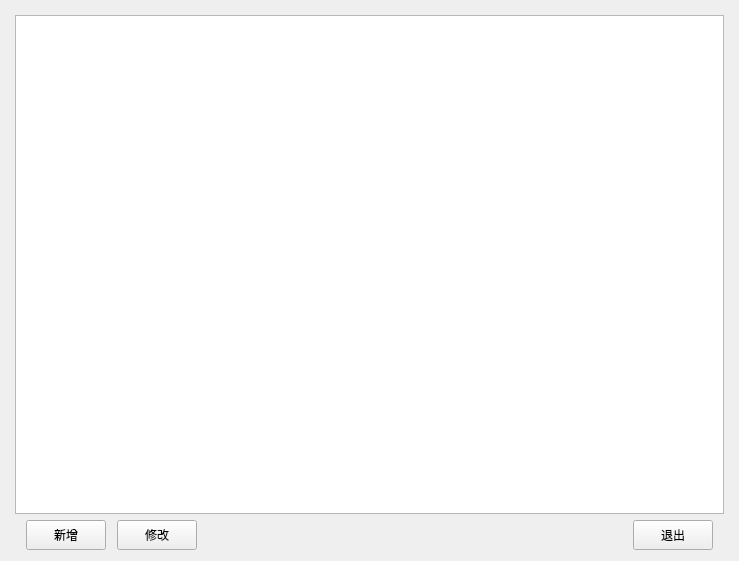
Qt form Qt/ERP/formcustommanage.ui (superp2017/NTERP) before a commit.
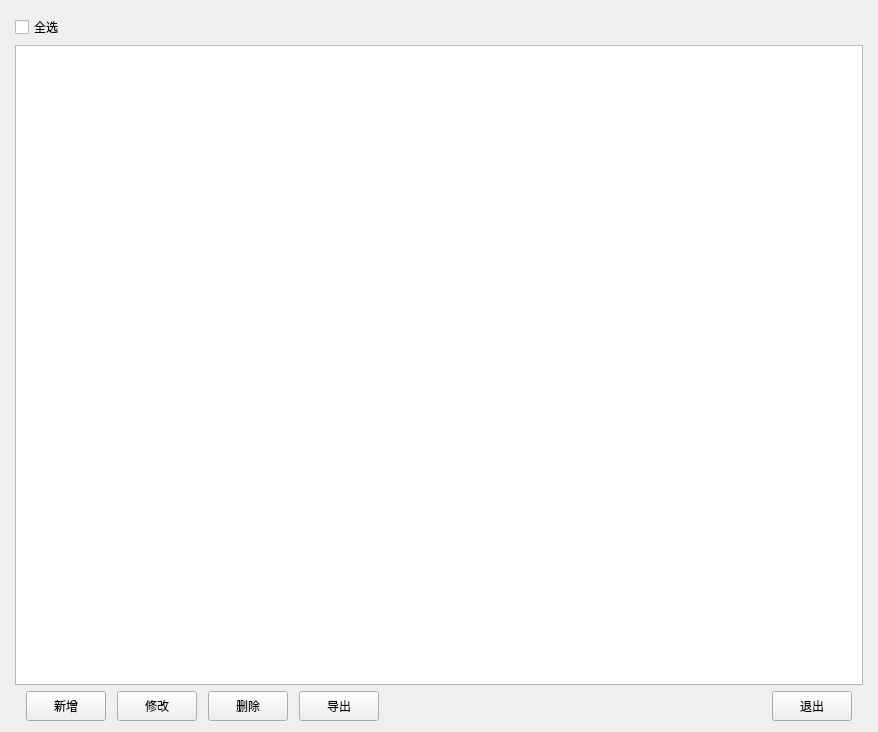
The same form after that commit. Custom widgets are drawn as their Qt base class.

Diff of the .ui file:
```diff
--- a/Qt/ERP/formcustommanage.ui
+++ b/Qt/ERP/formcustommanage.ui
@@ -6,8 +6,8 @@
    <rect>
     <x>0</x>
     <y>0</y>
-    <width>739</width>
-    <height>561</height>
+    <width>878</width>
+    <height>732</height>
    </rect>
   </property>
   <property name="windowTitle">
@@ -23,10 +23,10 @@
    <property name="rightMargin">
     <number>15</number>
    </property>
-   <item row="0" column="0">
-    <widget class="M_TableWidget" name="tableWidget"/>
-   </item>
    <item row="1" column="0">
+    <widget class="M_TableWidget" name="tableWidget"/>
+   </item>
+   <item row="2" column="0">
     <layout class="QHBoxLayout" name="horizontalLayout">
      <property name="spacing">
       <number>11</number>
@@ -38,7 +38,7 @@
       <number>11</number>
      </property>
      <item>
-      <widget class="QPushButton" name="pushButton_del">
+      <widget class="QPushButton" name="pushButton_new">
        <property name="minimumSize">
         <size>
          <width>0</width>
@@ -47,8 +47,8 @@
        </property>
        <property name="maximumSize">
         <size>
-         <width>80</width>
-         <height>16777215</height>
+         <width>16777215</width>
+         <height>80</height>
         </size>
        </property>
        <property name="text">
@@ -75,6 +75,44 @@
        </property>
       </widget>
      </item>
+     <item>
+      <widget class="QPushButton" name="pushButton_del">
+       <property name="minimumSize">
+        <size>
+         <width>0</width>
+         <height>30</height>
+        </size>
+       </property>
+       <property name="maximumSize">
+        <size>
+         <width>80</width>
+         <height>16777215</height>
+        </size>
+       </property>
+       <property name="text">
+        <string>删除</string>
+       </property>
+      </widget>
+     </item>
+     <item>
+      <widget class="QPushButton" name="pushButton_export">
+       <property name="minimumSize">
+        <size>
+         <width>0</width>
+         <height>30</height>
+        </size>
+       </property>
+       <property name="maximumSize">
+        <size>
+         <width>16777215</width>
+         <height>80</height>
+        </size>
+       </property>
+       <property name="text">
+        <string>导出</string>
+       </property>
+      </widget>
+     </item>
      <item>
       <spacer name="horizontalSpacer">
        <property name="orientation">
@@ -109,6 +147,13 @@
      </item>
     </layout>
    </item>
+   <item row="0" column="0">
+    <widget class="QCheckBox" name="checkBox_check_all">
+     <property name="text">
+      <string>全选</string>
+     </property>
+    </widget>
+   </item>
   </layout>
  </widget>
  <customwidgets>
```
